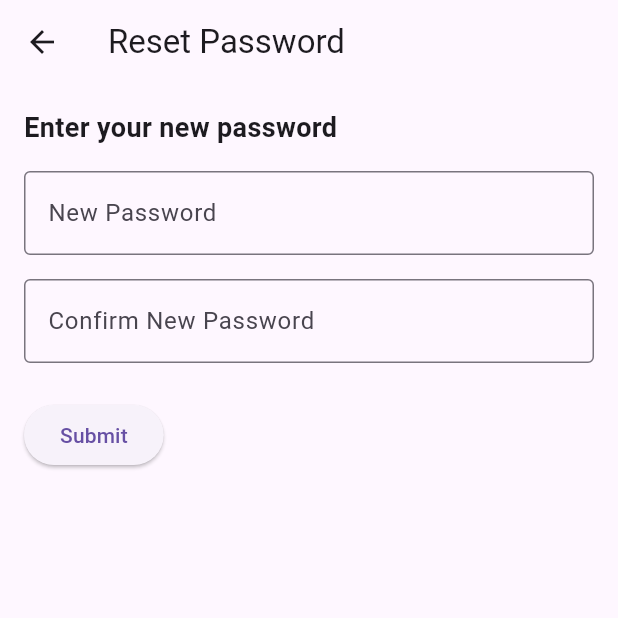
After one commit to VixFong/my_email, a Flutter app: the ResetPasswordPage screen opened directly, on a phone screen of 412 x 824 dp, the top half of it. The commit adds this screen. Run offline on Flutter 3.47's test engine with Material 3 defaults, Android fonts, the phone set to English and light mode, and no system bars; our stand-ins replace file_picker, google_fonts, intl_phone_field, open_file, shared_preferences; accounts and stored records are empty.

```diff
--- /dev/null
+++ b/lib/ForgotPage/reset_password.dart
@@ -0,0 +1,97 @@
+import 'package:flutter/material.dart';
+import 'dart:async'; // For countdown timer
+
+class ResetPasswordPage extends StatefulWidget {
+  @override
+  _ResetPasswordPageState createState() => _ResetPasswordPageState();
+}
+
+class _ResetPasswordPageState extends State<ResetPasswordPage> {
+  final TextEditingController _newPasswordController = TextEditingController();
+  final TextEditingController _confirmPasswordController =
+      TextEditingController();
+  int countdown = 3; // Initialize countdown variable
+
+  void _submitNewPassword() {
+    if (_newPasswordController.text.isEmpty ||
+        _newPasswordController.text != _confirmPasswordController.text) {
+      // Show error if passwords do not match
+      ScaffoldMessenger.of(context).showSnackBar(
+        const SnackBar(content: Text('Passwords do not match or are empty.')),
+      );
+    } else {
+      // Password successfully changed
+      _showSuccessNotification();
+    }
+  }
+
+  void _showSuccessNotification() {
+    ScaffoldMessenger.of(context).showSnackBar(
+      const SnackBar(content: Text('Password changed successfully!')),
+    );
+
+    // Start the countdown and navigate to login screen
+    Timer.periodic(const Duration(seconds: 1), (timer) {
+      if (countdown > 1) {
+        setState(() {
+          countdown--;
+        });
+      } else {
+        timer.cancel();
+        Navigator.popUntil(context, ModalRoute.withName('/'));
+      }
+    });
+  }
+
+  @override
+  Widget build(BuildContext context) {
+    return Scaffold(
+      appBar: AppBar(
+        title: const Text('Reset Password'),
+      ),
+      body: Padding(
+        padding: const EdgeInsets.all(16.0),
+        child: Column(
+          crossAxisAlignment: CrossAxisAlignment.start,
+          children: [
+            const Text(
+              'Enter your new password',
+              style: TextStyle(fontSize: 18, fontWeight: FontWeight.bold),
+            ),
+            const SizedBox(height: 16),
+            TextField(
+              controller: _newPasswordController,
+              obscureText: true,
+              decoration: const InputDecoration(
+                labelText: 'New Password',
+                border: OutlineInputBorder(),
+              ),
+            ),
+            const SizedBox(height: 16),
+            TextField(
+              controller: _confirmPasswordController,
+              obscureText: true,
+              decoration: const InputDecoration(
+                labelText: 'Confirm New Password',
+                border: OutlineInputBorder(),
+              ),
+            ),
+            const SizedBox(height: 24),
+            ElevatedButton(
+              onPressed: _submitNewPassword,
+              child: const Text('Submit'),
+            ),
+            const SizedBox(height: 24),
+            if (countdown < 3)
+              Center(
+                child: Text(
+                  'Redirecting to login screen in $countdown...',
+                  style: const TextStyle(color: Colors.grey),
+                ),
+              ),
+          ],
+        ),
+      ),
+    );
+  }
+}
```
Also changed, not shown: lib/EmailPage/email_compose.dart (+92 -11 lines), lib/EmailPage/email_page.dart (+63 -2 lines), lib/ForgotPage/forgot_password.dart (added, +72 -0 lines), lib/LoginPage/login_screen.dart (+8 -2 lines).
